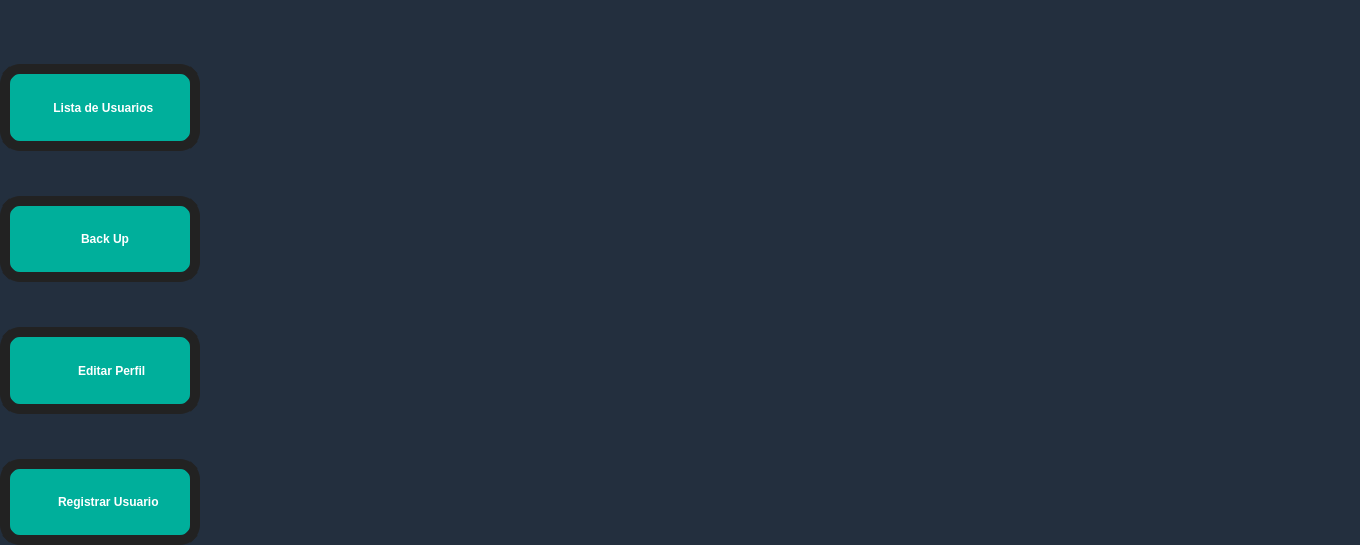
Above: DB/DB.ui from juanMartinAlvarez/STP_DB before the change. Below: the same form after it.
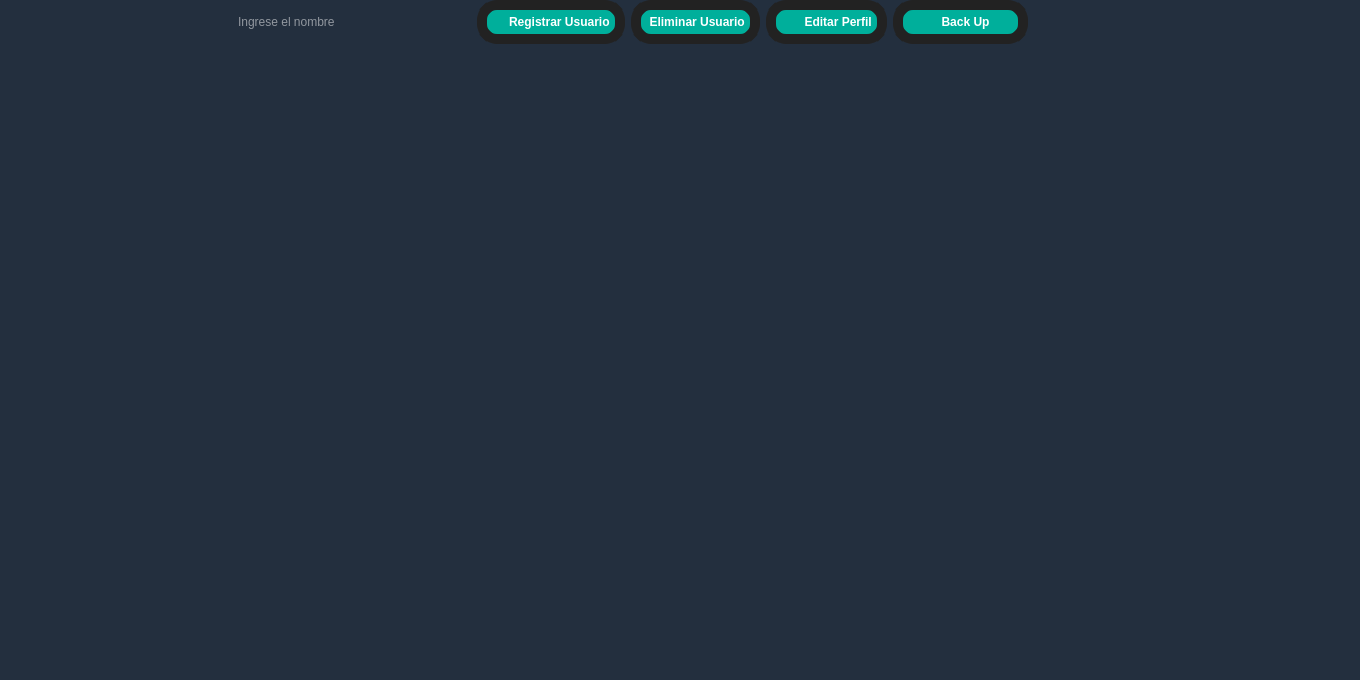
That is the form after the change. Icons and pictures are not drawn.

Commit message: refact and ignored pyc files

Diff of the .ui file:
```diff
--- a/DB/DB.ui
+++ b/DB/DB.ui
@@ -7,9 +7,15 @@
     <x>0</x>
     <y>0</y>
     <width>1360</width>
-    <height>545</height>
+    <height>680</height>
    </rect>
   </property>
+  <property name="minimumSize">
+   <size>
+    <width>1360</width>
+    <height>680</height>
+   </size>
+  </property>
   <property name="windowTitle">
    <string>Form</string>
   </property>
@@ -24,10 +30,7 @@
 	selection-color: #000;
 }</string>
   </property>
-  <layout class="QHBoxLayout" name="horizontalLayout_2">
-   <property name="spacing">
-    <number>0</number>
-   </property>
+  <layout class="QGridLayout" name="gridLayout_2">
    <property name="leftMargin">
     <number>0</number>
    </property>
@@ -40,11 +43,8 @@
    <property name="bottomMargin">
     <number>0</number>
    </property>
-   <item>
-    <widget class="QFrame" name="buttons">
-     <property name="enabled">
-      <bool>true</bool>
-     </property>
+   <item row="0" column="0">
+    <widget class="QFrame" name="Menuprincipal">
      <property name="sizePolicy">
       <sizepolicy hsizetype="Preferred" vsizetype="Preferred">
        <horstretch>0</horstretch>
@@ -53,8 +53,8 @@
      </property>
      <property name="minimumSize">
       <size>
-       <width>200</width>
-       <height>500</height>
+       <width>300</width>
+       <height>0</height>
       </size>
      </property>
      <property name="styleSheet">
@@ -95,6 +95,12 @@
 	background-color:#006a9b; 
 	border-color: #46a2da;
 	border-style: ridge;
+}
+
+QPushButton#salir{
+	background-color: transparent;
+	color: transparent;
+	border: none;
 }</string>
      </property>
      <property name="frameShape">
@@ -103,15 +109,15 @@
      <property name="frameShadow">
       <enum>QFrame::Raised</enum>
      </property>
-     <layout class="QVBoxLayout" name="verticalLayout_3">
+     <layout class="QHBoxLayout" name="horizontalLayout_3">
       <property name="spacing">
-       <number>45</number>
+       <number>6</number>
       </property>
       <property name="leftMargin">
        <number>0</number>
       </property>
       <property name="topMargin">
-       <number>64</number>
+       <number>0</number>
       </property>
       <property name="rightMargin">
        <number>0</number>
@@ -119,6 +125,76 @@
       <property name="bottomMargin">
        <number>0</number>
       </property>
+      <item>
+       <spacer name="horizontalSpacer">
+        <property name="orientation">
+         <enum>Qt::Horizontal</enum>
+        </property>
+        <property name="sizeHint" stdset="0">
+         <size>
+          <width>20</width>
+          <height>20</height>
+         </size>
+        </property>
+       </spacer>
+      </item>
+      <item>
+       <widget class="QLineEdit" name="lineEdit">
+        <property name="sizePolicy">
+         <sizepolicy hsizetype="Expanding" vsizetype="Fixed">
+          <horstretch>0</horstretch>
+          <verstretch>0</verstretch>
+         </sizepolicy>
+        </property>
+        <property name="placeholderText">
+         <string>Ingrese el nombre</string>
+        </property>
+        <property name="clearButtonEnabled">
+         <bool>true</bool>
+        </property>
+       </widget>
+      </item>
+      <item>
+       <widget class="QPushButton" name="dRegistrarUsuario">
+        <property name="sizePolicy">
+         <sizepolicy hsizetype="Preferred" vsizetype="Preferred">
+          <horstretch>0</horstretch>
+          <verstretch>0</verstretch>
+         </sizepolicy>
+        </property>
+        <property name="minimumSize">
+         <size>
+          <width>110</width>
+          <height>0</height>
+         </size>
+        </property>
+        <property name="font">
+         <font>
+          <weight>75</weight>
+          <bold>true</bold>
+         </font>
+        </property>
+        <property name="text">
+         <string>     Registrar Usuario</string>
+        </property>
+        <property name="icon">
+         <iconset resource="../RecursosSTPUI.qrc">
+          <normaloff>:/Imagnes MainSTP/MyIconos/id-card-solid.svg</normaloff>:/Imagnes MainSTP/MyIconos/id-card-solid.svg</iconset>
+        </property>
+        <property name="iconSize">
+         <size>
+          <width>40</width>
+          <height>40</height>
+         </size>
+        </property>
+        <property name="checkable">
+         <bool>true</bool>
+        </property>
+        <property name="checked">
+         <bool>false</bool>
+        </property>
+       </widget>
+      </item>
       <item>
        <widget class="QPushButton" name="aListaDeUsuarios">
         <property name="sizePolicy">
@@ -141,7 +217,7 @@
          </font>
         </property>
         <property name="text">
-         <string>  Lista de Usuarios</string>
+         <string> Eliminar Usuario</string>
         </property>
         <property name="icon">
          <iconset resource="../RecursosSTPUI.qrc">
@@ -171,6 +247,47 @@
        </widget>
       </item>
       <item>
+       <widget class="QPushButton" name="cEditarPerfil">
+        <property name="sizePolicy">
+         <sizepolicy hsizetype="Preferred" vsizetype="Preferred">
+          <horstretch>0</horstretch>
+          <verstretch>0</verstretch>
+         </sizepolicy>
+        </property>
+        <property name="minimumSize">
+         <size>
+          <width>110</width>
+          <height>0</height>
+         </size>
+        </property>
+        <property name="font">
+         <font>
+          <weight>75</weight>
+          <bold>true</bold>
+         </font>
+        </property>
+        <property name="text">
+         <string>       Editar Perfil</string>
+        </property>
+        <property name="icon">
+         <iconset resource="../RecursosSTPUI.qrc">
+          <normaloff>:/Imagnes MainSTP/MyIconos/cogs-solid.svg</normaloff>:/Imagnes MainSTP/MyIconos/cogs-solid.svg</iconset>
+        </property>
+        <property name="iconSize">
+         <size>
+          <width>35</width>
+          <height>35</height>
+         </size>
+        </property>
+        <property name="checkable">
+         <bool>true</bool>
+        </property>
+        <property name="checked">
+         <bool>false</bool>
+        </property>
+       </widget>
+      </item>
+      <item alignment="Qt::AlignRight">
        <widget class="QPushButton" name="bBackUp">
         <property name="sizePolicy">
          <sizepolicy hsizetype="Preferred" vsizetype="Preferred">
@@ -236,68 +353,40 @@
        </widget>
       </item>
       <item>
-       <widget class="QPushButton" name="cEditarPerfil">
-        <property name="sizePolicy">
-         <sizepolicy hsizetype="Preferred" vsizetype="Preferred">
-          <horstretch>0</horstretch>
-          <verstretch>0</verstretch>
-         </sizepolicy>
+       <spacer name="horizontalSpacer_2">
+        <property name="orientation">
+         <enum>Qt::Horizontal</enum>
         </property>
-        <property name="minimumSize">
+        <property name="sizeHint" stdset="0">
          <size>
-          <width>110</width>
-          <height>0</height>
+          <width>100</width>
+          <height>20</height>
          </size>
         </property>
-        <property name="font">
-         <font>
-          <weight>75</weight>
-          <bold>true</bold>
-         </font>
-        </property>
-        <property name="text">
-         <string>       Editar Perfil</string>
-        </property>
-        <property name="icon">
-         <iconset resource="../RecursosSTPUI.qrc">
-          <normaloff>:/Imagnes MainSTP/MyIconos/cogs-solid.svg</normaloff>:/Imagnes MainSTP/MyIconos/cogs-solid.svg</iconset>
-        </property>
-        <property name="iconSize">
-         <size>
-          <width>35</width>
-          <height>35</height>
-         </size>
-        </property>
-        <property name="checkable">
-         <bool>true</bool>
-        </property>
-        <property name="checked">
-         <bool>false</bool>
-        </property>
-       </widget>
+       </spacer>
       </item>
       <item>
-       <widget class="QPushButton" name="dRegistrarUsuario">
+       <widget class="QPushButton" name="salir">
         <property name="sizePolicy">
-         <sizepolicy hsizetype="Preferred" vsizetype="Preferred">
+         <sizepolicy hsizetype="Minimum" vsizetype="Preferred">
           <horstretch>0</horstretch>
           <verstretch>0</verstretch>
          </sizepolicy>
         </property>
         <property name="minimumSize">
          <size>
-          <width>110</width>
+          <width>90</width>
           <height>0</height>
          </size>
         </property>
-        <property name="font">
-         <font>
-          <weight>75</weight>
-          <bold>true</bold>
-         </font>
+        <property name="maximumSize">
+         <size>
+          <width>30</width>
+          <height>30</height>
+         </size>
         </property>
         <property name="text">
-         <string>     Registrar Usuario</string>
+         <string/>
         </property>
         <property name="icon">
          <iconset resource="../RecursosSTPUI.qrc">
@@ -305,12 +394,12 @@
         </property>
         <property name="iconSize">
          <size>
-          <width>40</width>
-          <height>40</height>
+          <width>26</width>
+          <height>26</height>
          </size>
         </property>
         <property name="checkable">
-         <bool>true</bool>
+         <bool>false</bool>
         </property>
         <property name="checked">
          <bool>false</bool>
@@ -320,125 +409,33 @@
      </layout>
     </widget>
    </item>
-   <item>
-    <widget class="QFrame" name="Menuprincipal">
+   <item row="1" column="0">
+    <widget class="QFrame" name="stage">
+     <property name="enabled">
+      <bool>true</bool>
+     </property>
      <property name="sizePolicy">
-      <sizepolicy hsizetype="Expanding" vsizetype="Preferred">
+      <sizepolicy hsizetype="Preferred" vsizetype="Expanding">
        <horstretch>0</horstretch>
        <verstretch>0</verstretch>
       </sizepolicy>
      </property>
+     <property name="maximumSize">
+      <size>
+       <width>16777215</width>
+       <height>16777215</height>
+      </size>
+     </property>
+     <property name="styleSheet">
+      <string notr="true"/>
+     </property>
      <property name="frameShape">
       <enum>QFrame::StyledPanel</enum>
      </property>
      <property name="frameShadow">
       <enum>QFrame::Raised</enum>
      </property>
-     <layout class="QVBoxLayout" name="verticalLayout">
-      <property name="spacing">
-       <number>0</number>
-      </property>
-      <property name="leftMargin">
-       <number>0</number>
-      </property>
-      <property name="topMargin">
-       <number>0</number>
-      </property>
-      <property name="rightMargin">
-       <number>0</number>
-      </property>
-      <property name="bottomMargin">
-       <number>0</number>
-      </property>
-      <item alignment="Qt::AlignRight|Qt::AlignTop">
-       <widget class="QFrame" name="frame">
-        <property name="sizePolicy">
-         <sizepolicy hsizetype="Fixed" vsizetype="Fixed">
-          <horstretch>0</horstretch>
-          <verstretch>0</verstretch>
-         </sizepolicy>
-        </property>
-        <property name="frameShape">
-         <enum>QFrame::StyledPanel</enum>
-        </property>
-        <property name="frameShadow">
-         <enum>QFrame::Raised</enum>
-        </property>
-        <layout class="QHBoxLayout" name="horizontalLayout">
-         <property name="spacing">
-          <number>0</number>
-         </property>
-         <property name="leftMargin">
-          <number>0</number>
-         </property>
-         <property name="topMargin">
-          <number>0</number>
-         </property>
-         <property name="rightMargin">
-          <number>0</number>
-         </property>
-         <property name="bottomMargin">
-          <number>0</number>
-         </property>
-         <item>
-          <widget class="QPushButton" name="salir">
-           <property name="maximumSize">
-            <size>
-             <width>30</width>
-             <height>30</height>
-            </size>
-           </property>
-           <property name="text">
-            <string/>
-           </property>
-           <property name="icon">
-            <iconset resource="../RecursosSTPUI.qrc">
-             <normaloff>:/Imagnes MainSTP/MyIconos/icono Salir.png</normaloff>:/Imagnes MainSTP/MyIconos/icono Salir.png</iconset>
-           </property>
-           <property name="iconSize">
-            <size>
-             <width>26</width>
-             <height>26</height>
-            </size>
-           </property>
-           <property name="checkable">
-            <bool>false</bool>
-           </property>
-           <property name="checked">
-            <bool>false</bool>
-           </property>
-          </widget>
-         </item>
-        </layout>
-       </widget>
-      </item>
-      <item>
-       <widget class="QFrame" name="stage">
-        <property name="enabled">
-         <bool>true</bool>
-        </property>
-        <property name="sizePolicy">
-         <sizepolicy hsizetype="Preferred" vsizetype="Expanding">
-          <horstretch>0</horstretch>
-          <verstretch>0</verstretch>
-         </sizepolicy>
-        </property>
-        <property name="maximumSize">
-         <size>
-          <width>1160</width>
-          <height>16777215</height>
-         </size>
-        </property>
-        <property name="frameShape">
-         <enum>QFrame::StyledPanel</enum>
-        </property>
-        <property name="frameShadow">
-         <enum>QFrame::Raised</enum>
-        </property>
-        <layout class="QGridLayout" name="gridLayout"/>
-       </widget>
-      </item>
-     </layout>
+     <layout class="QGridLayout" name="gridLayout"/>
     </widget>
    </item>
   </layout>
```
Left out of the diff: 5 changed lines with no effect on the pictures. The commit also changes 1 other file.
